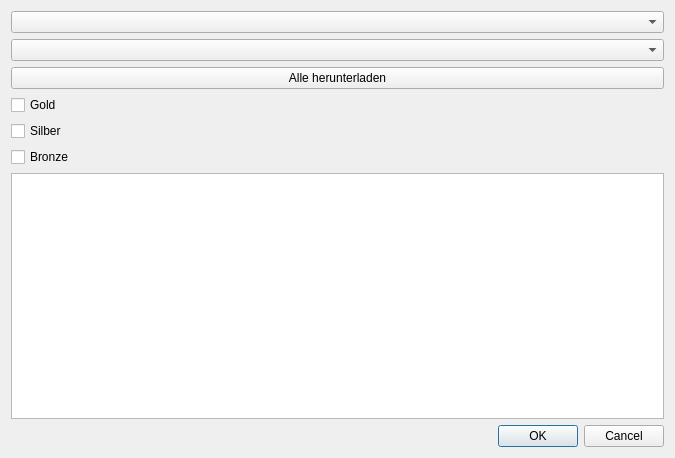
Old version of the form seetables.ui in the repository green-lion-racing/glr-database.
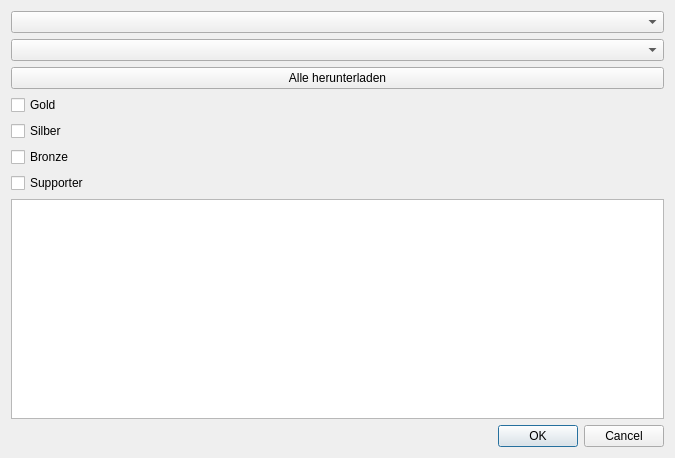
New version of the form.

Commit message: Added filter "gold", "silver", "bronze" and "supporter" to window "seetables"

Patch:
```diff
--- a/seetables.ui
+++ b/seetables.ui
@@ -51,7 +51,14 @@
       </widget>
      </item>
      <item>
-      <widget class="QTableView" name="tv_tables"/>
+      <widget class="QCheckBox" name="cb_supporter">
+       <property name="text">
+        <string>Supporter</string>
+       </property>
+      </widget>
+     </item>
+     <item>
+      <widget class="QTableView" name="tv_table"/>
      </item>
     </layout>
    </item>
```
The commit also changes 1 other file.
